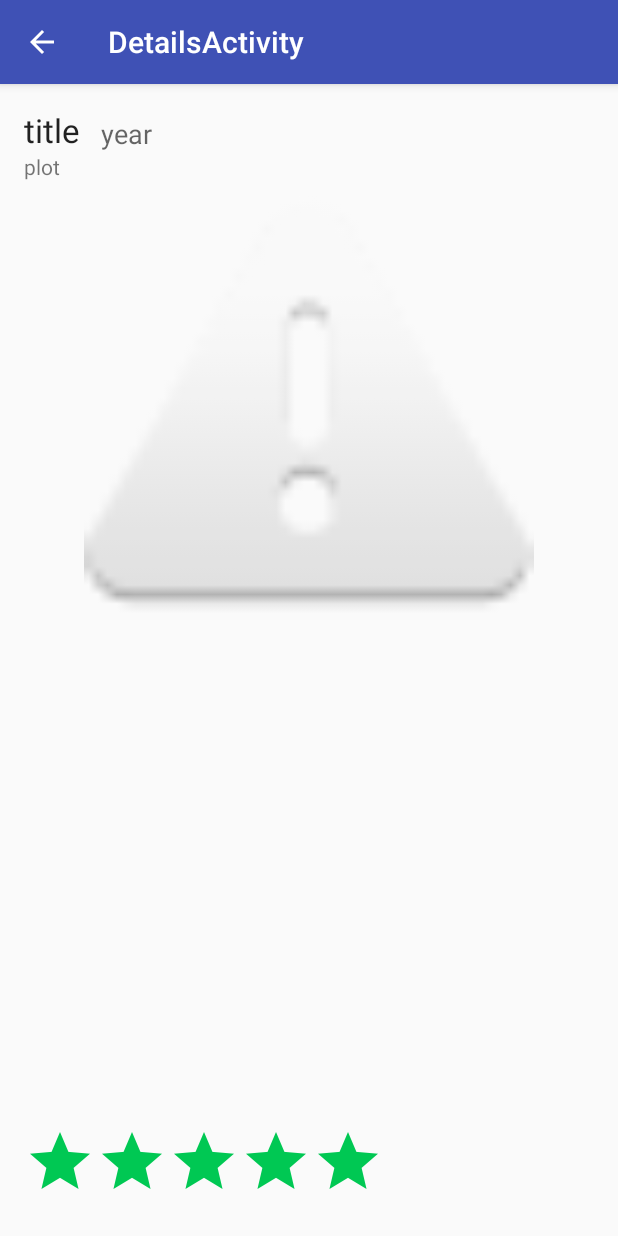
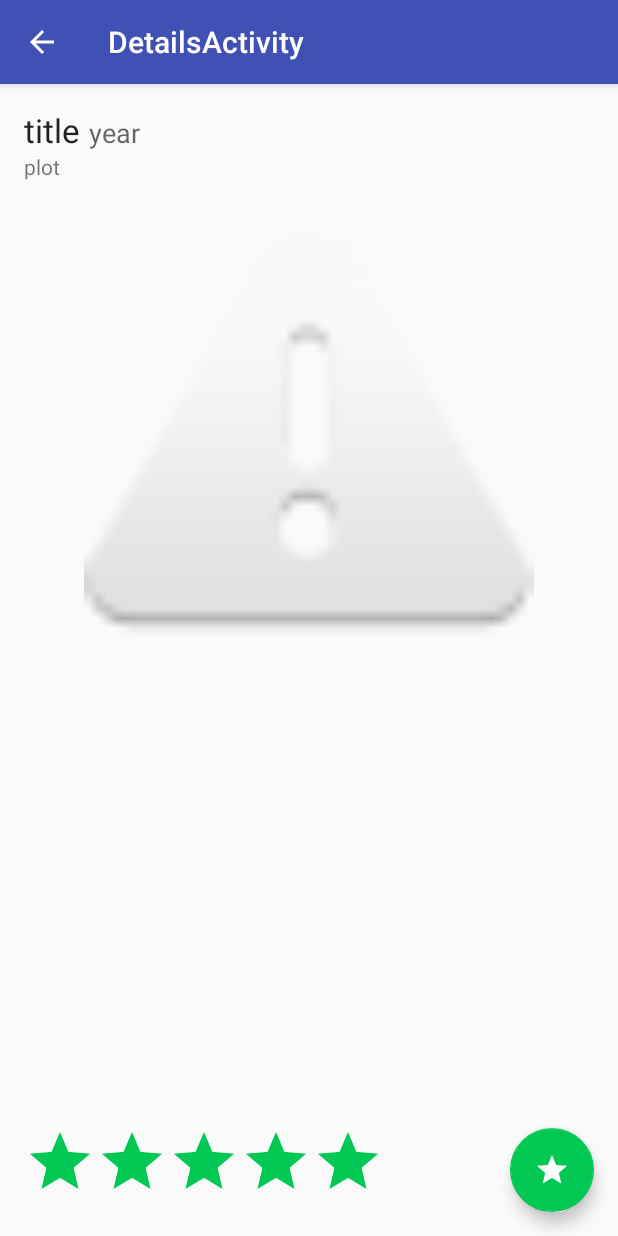
Before and after one commit to alvaro893/popular-movies, an Android app: the DetailsActivity screen opened directly, with no data from a screen before it, on a phone screen of 412 x 824 dp. Run offline under Robolectric (Android 15) with nearby library versions, the phone set to English and light mode, and no system bars; our stand-ins replace ButterKnife; pictures from the network do not load; 10 statements that could not run were skipped.

Commit message:
feat: update DetailActivity to include trailers and reviews

```diff
--- /dev/null
+++ b/app/src/main/res/drawable/ic_grade_24dp.xml
@@ -0,0 +1,9 @@
+<vector xmlns:android="http://schemas.android.com/apk/res/android"
+        android:width="24dp"
+        android:height="24dp"
+        android:viewportWidth="24.0"
+        android:viewportHeight="24.0">
+    <path
+        android:fillColor="#ffffff"
+        android:pathData="M12,17.27L18.18,21l-1.64,-7.03L22,9.24l-7.19,-0.61L12,2 9.19,8.63 2,9.24l5.46,4.73L5.82,21z"/>
+</vector>
--- a/app/src/main/res/layout/activity_details.xml
+++ b/app/src/main/res/layout/activity_details.xml
@@ -28,8 +28,15 @@
         android:isIndicator="true"
         android:layout_width="wrap_content"
         android:layout_height="wrap_content"
-        android:layout_gravity="bottom"
+        android:layout_gravity="bottom|left"
         android:layout_margin="@dimen/fab_margin"
         android:numStars="5"/>
 
+    <android.support.design.widget.FloatingActionButton
+        android:layout_width="wrap_content"
+        android:layout_height="wrap_content"
+        android:src="@drawable/ic_grade_24dp"
+        android:layout_gravity="bottom|right"
+        android:layout_margin="@dimen/fab_margin"/>
+
 </android.support.design.widget.CoordinatorLayout>
--- a/app/src/main/res/layout/content_details.xml
+++ b/app/src/main/res/layout/content_details.xml
@@ -12,27 +12,33 @@
     tools:context=".details.DetailsActivity"
     tools:showIn="@layout/activity_details">
 
-    <RelativeLayout
+    <LinearLayout
         android:layout_width="match_parent"
-        android:layout_height="wrap_content">
+        android:layout_height="wrap_content"
+        android:orientation="vertical">
+
+    <LinearLayout
+        android:layout_width="match_parent"
+        android:layout_height="wrap_content"
+        android:orientation="horizontal">
+
         <TextView
             android:layout_width="wrap_content"
             android:layout_height="wrap_content"
             android:textAppearance="?android:attr/textAppearanceLarge"
             android:text="title"
             android:id="@+id/title_text_view"
-            android:layout_alignParentTop="true"
-            android:layout_alignParentLeft="true"
-            android:layout_alignParentStart="true"
-            />
+            android:layout_marginEnd="6dp"
+            android:layout_marginRight="6dp"/>
+        <TextView
+            android:layout_width="wrap_content"
+            android:layout_height="wrap_content"
+            android:textAppearance="?android:attr/textAppearanceMedium"
+            android:text="year"
+            android:id="@+id/year_text_view"/>
+    </LinearLayout>
 
-        <ImageView
-            android:layout_width="match_parent"
-            android:layout_height="300dp"
-            android:contentDescription="@string/movie_image_description"
-            android:src="@android:drawable/ic_dialog_alert"
-            android:id="@+id/back_drop_image"
-            android:layout_below="@+id/plot_text_view" />
+
 
         <TextView
             android:layout_width="match_parent"
@@ -40,24 +46,33 @@
             android:textAppearance="?android:attr/textAppearanceSmall"
             android:text="plot"
             android:id="@+id/plot_text_view"
-            android:layout_below="@+id/title_text_view"
-            android:layout_alignParentLeft="true"
-            android:layout_alignParentStart="true"
-            android:layout_alignRight="@+id/back_drop_image"
-            android:layout_alignEnd="@+id/back_drop_image"
+            android:layout_marginBottom="@dimen/activity_vertical_margin"/>
+
+        <ListView
+            android:layout_width="match_parent"
+            android:layout_height="wrap_content"
+            android:id="@+id/trailer_list_view"
             android:layout_marginBottom="10dp"/>
 
+        <ImageView
+            android:layout_width="match_parent"
+            android:layout_height="300dp"
+            android:contentDescription="@string/movie_image_description"
+            android:src="@android:drawable/ic_dialog_alert"
+            android:id="@+id/back_drop_image" />
+
+        <ListView
+            android:layout_width="match_parent"
+            android:layout_height="wrap_content"
+            android:id="@+id/review_list_view"
+            />
+
+        <!--this text view is meant to avoid the rating
+         stars overlapping when the user scroll all the way down-->
         <TextView
-            android:layout_width="wrap_content"
-            android:layout_height="wrap_content"
-            android:textAppearance="?android:attr/textAppearanceMedium"
-            android:text="year"
-            android:id="@+id/year_text_view"
-            android:layout_marginLeft="14dp"
-            android:layout_marginStart="14dp"
-            android:layout_alignBottom="@+id/title_text_view"
-            android:layout_toRightOf="@+id/title_text_view"
-            android:layout_toEndOf="@+id/title_text_view" />
-    </RelativeLayout>
+            android:layout_width="match_parent"
+            android:layout_height="60dp" />
+
+    </LinearLayout>
 
 </ScrollView>
```
Also changed, not shown: app/src/main/java/es/alvaroweb/popularmovies/details/DetailsActivity.java (+105 -2 lines), app/src/main/java/es/alvaroweb/popularmovies/details/ReviewAdapter.java (added, +61 -0 lines), app/src/main/java/es/alvaroweb/popularmovies/details/VideoAdapter.java (added, +59 -0 lines), app/src/main/res/drawable/ic_play_circle_24dp.xml (added, +9 -0 lines), app/src/main/res/layout/review_row_layout.xml (added, +19 -0 lines), app/src/main/res/layout/trailer_row_layout.xml (added, +35 -0 lines).
